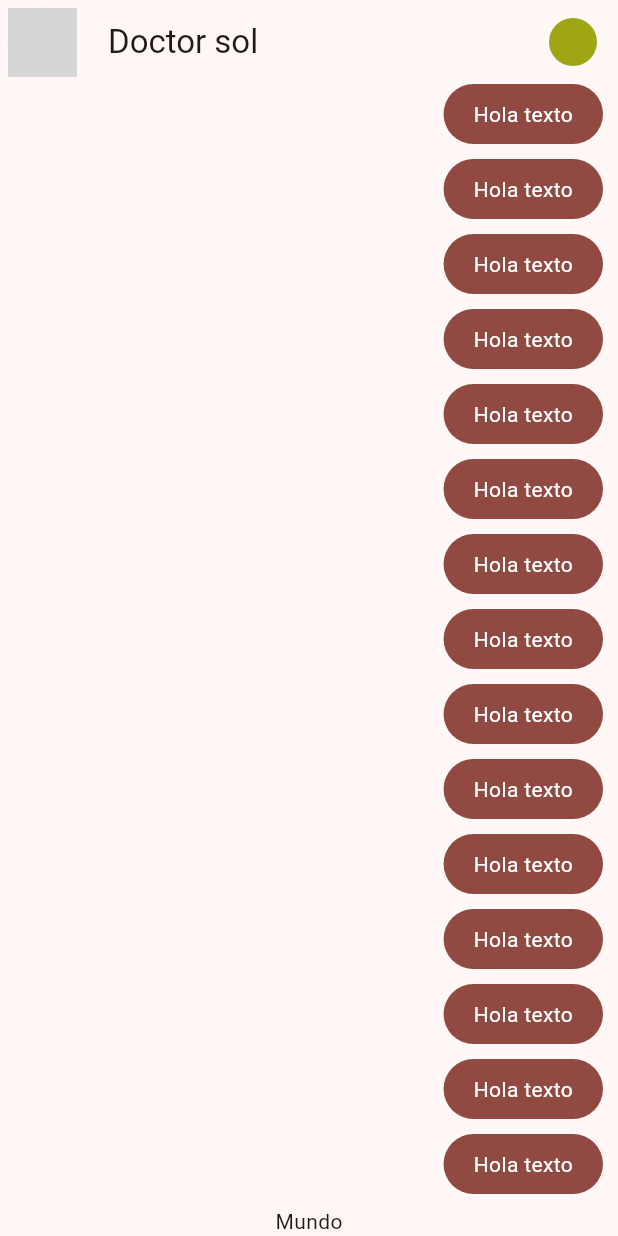
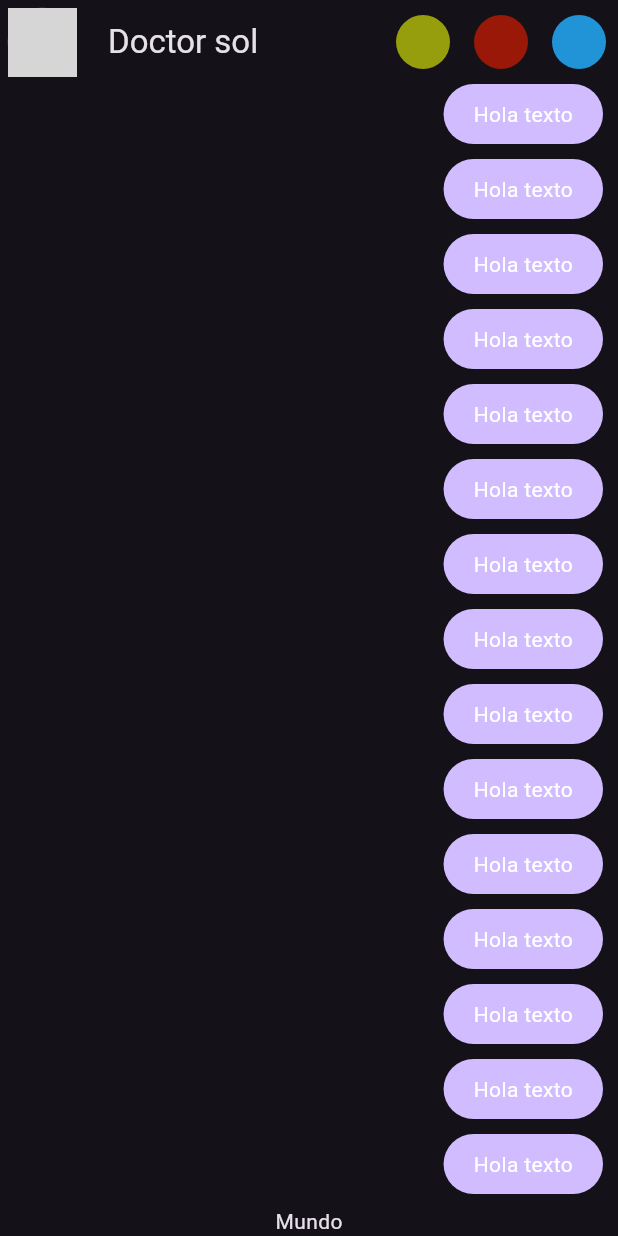
Before and after one commit to Juan-Ayme/movel-mensaje, a Flutter app: the screen it shows after launch, on a phone screen of 412 x 824 dp. Run offline on Flutter 3.47's test engine with Material 3 defaults, Android fonts, the phone set to English and light mode, and no system bars; network calls fail; grey boxes are pictures that could not be loaded.

Commit message:
clase 70 version perzonalizada

```diff
--- a/lib/config/theme/app_theme.dart
+++ b/lib/config/theme/app_theme.dart
@@ -19,7 +19,8 @@ class AppTheme {
 
   ThemeData theme() {
     return ThemeData(
-        useMaterial3: true, colorSchemeSeed: _colorThemes[selectedColor],
+        useMaterial3: true,
+        colorSchemeSeed: _colorThemes[selectedColor],
         );
   }
 }
--- a/lib/main.dart
+++ b/lib/main.dart
@@ -1,19 +1,32 @@
-import 'package:aplicacion_mensaje_m/config/theme/app_theme.dart';
 import 'package:aplicacion_mensaje_m/presentation/screens/chat/chat_screen.dart';
 import 'package:flutter/material.dart';
 
 void main() => runApp(const MyApp());
 
-class MyApp extends StatelessWidget {
+class MyApp extends StatefulWidget {
   const MyApp({super.key});
+
+  @override
+  State<MyApp> createState() => _MyAppState();
+}
+
+class _MyAppState extends State<MyApp> {
+
+  ThemeData themeData = ThemeData.dark();
+  void changeTheme(ThemeData theme) {
+    setState(() {
+      themeData = theme;
+    });
+  }
 
   @override
   Widget build(BuildContext context) {
     return MaterialApp(
-      title: 'Aplicacion Mensaje',
-      debugShowCheckedModeBanner: false,
-      theme: AppTheme(selectedColor: 1).theme(),
-      home: const ChatSreen()
-    );
+        title: 'Aplicacion Mensaje',
+        debugShowCheckedModeBanner: false,
+        theme: themeData,
+        home: ChatSreen(
+          changeTheme: changeTheme,
+        ));
   }
 }
--- a/lib/presentation/screens/chat/chat_screen.dart
+++ b/lib/presentation/screens/chat/chat_screen.dart
@@ -1,14 +1,16 @@
+import 'package:aplicacion_mensaje_m/config/theme/app_theme.dart';
 import 'package:aplicacion_mensaje_m/presentation/widgets/my_message_bubble.dart';
 import 'package:flutter/material.dart';
 
 class ChatSreen extends StatefulWidget {
-  const ChatSreen({super.key});
+  final Function(ThemeData) changeTheme;
+  const ChatSreen({super.key, required this.changeTheme});
 
   @override
-  State<ChatSreen> createState() => ChatSreenState();
+  State<ChatSreen> createState() => _ChatSreenState();
 }
 
-class ChatSreenState extends State<ChatSreen> {
+class _ChatSreenState extends State<ChatSreen> {
   int clickColors = 0;
 
   @override
@@ -26,19 +28,25 @@ class ChatSreenState extends State<ChatSreen> {
         actions: [
           _ButtonColor(
             onPressed: () {
-              setState(() {
-              });
+              //changeTheme(lo que envia es el ThemeData...)
+              widget.changeTheme(AppTheme(selectedColor: 0).theme());
             },
             color: const Color.fromARGB(246, 155, 163, 14),
-          )
+          ),
+          _ButtonColor(
+              onPressed: () {
+                widget.changeTheme(AppTheme(selectedColor: 1).theme());
+              },
+              color: const Color.fromARGB(246, 158, 24, 6)),
+          _ButtonColor(
+              onPressed: () {
+                widget.changeTheme(AppTheme(selectedColor: 2).theme());
+              },
+              color: Color.fromARGB(246, 33, 153, 222))
         ],
       ),
       body: _ChatView(),
     );
-  }
-
-  int colores() {
-    return clickColors;
   }
 }
 
@@ -48,15 +56,15 @@ class _ButtonColor extends StatelessWidget {
   const _ButtonColor({required this.onPressed, required this.color});
   @override
   Widget build(BuildContext context) {
-    return Padding(
-        padding: const EdgeInsets.all(4.0),
-        child: IconButton(
+    return  IconButton(
             onPressed: onPressed,
             icon: Container(
                 width: 36,
                 height: 36,
                 decoration: BoxDecoration(color: color, shape: BoxShape.circle),
-                child: const Icon(null))));
+                child: const Icon(null)
+                )
+              );
   }
 }
 
```
